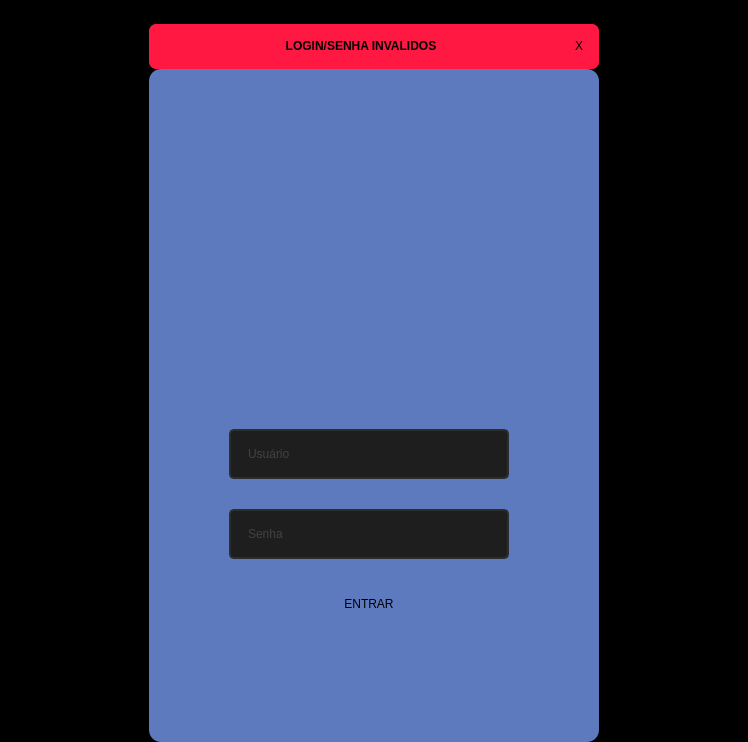
Above: login_tela.ui from PatrickAlmeidaa/managerHUB before the change. Below: the same form after it.
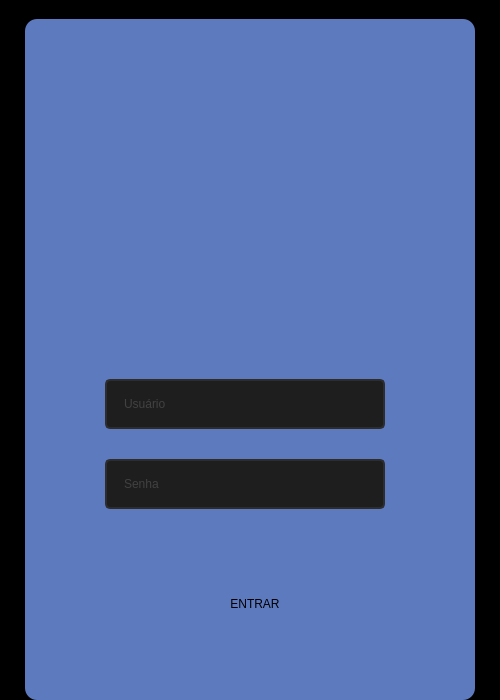
That is the form after the change. Icons and pictures are not drawn.

Commit message: atualizacoes tela login, e marcar horario

```diff
--- a/login_tela.ui
+++ b/login_tela.ui
@@ -6,8 +6,8 @@
    <rect>
     <x>0</x>
     <y>0</y>
-    <width>748</width>
-    <height>742</height>
+    <width>500</width>
+    <height>700</height>
    </rect>
   </property>
   <property name="minimumSize">
@@ -39,96 +39,6 @@
     <property name="bottomMargin">
      <number>0</number>
     </property>
-    <item>
-     <widget class="QFrame" name="mensagens_erro">
-      <property name="maximumSize">
-       <size>
-        <width>16777215</width>
-        <height>50</height>
-       </size>
-      </property>
-      <property name="frameShape">
-       <enum>QFrame::NoFrame</enum>
-      </property>
-      <property name="frameShadow">
-       <enum>QFrame::Raised</enum>
-      </property>
-      <layout class="QHBoxLayout" name="horizontalLayout_2">
-       <property name="spacing">
-        <number>0</number>
-       </property>
-       <property name="leftMargin">
-        <number>0</number>
-       </property>
-       <property name="topMargin">
-        <number>5</number>
-       </property>
-       <property name="rightMargin">
-        <number>0</number>
-       </property>
-       <property name="bottomMargin">
-        <number>0</number>
-       </property>
-       <item>
-        <widget class="QFrame" name="erro_login">
-         <property name="maximumSize">
-          <size>
-           <width>450</width>
-           <height>16777215</height>
-          </size>
-         </property>
-         <property name="styleSheet">
-          <string notr="true">background-color: rgb(255, 24, 66);
-border-radius: 7px;</string>
-         </property>
-         <property name="frameShape">
-          <enum>QFrame::NoFrame</enum>
-         </property>
-         <property name="frameShadow">
-          <enum>QFrame::Raised</enum>
-         </property>
-         <layout class="QHBoxLayout" name="horizontalLayout_3">
-          <property name="leftMargin">
-           <number>10</number>
-          </property>
-          <property name="topMargin">
-           <number>3</number>
-          </property>
-          <property name="rightMargin">
-           <number>10</number>
-          </property>
-          <property name="bottomMargin">
-           <number>3</number>
-          </property>
-          <item>
-           <widget class="QLabel" name="label_erro">
-            <property name="text">
-             <string>&lt;html&gt;&lt;head/&gt;&lt;body&gt;&lt;p align=&quot;center&quot;&gt;&lt;span style=&quot; font-weight:700;&quot;&gt;LOGIN/SENHA  INVALIDOS&lt;/span&gt;&lt;/p&gt;&lt;/body&gt;&lt;/html&gt;</string>
-            </property>
-            <property name="alignment">
-             <set>Qt::AlignCenter</set>
-            </property>
-           </widget>
-          </item>
-          <item>
-           <widget class="QPushButton" name="pushButton_fechar_erro">
-            <property name="maximumSize">
-             <size>
-              <width>20</width>
-              <height>20</height>
-             </size>
-            </property>
-            <property name="text">
-             <string>X</string>
-            </property>
-           </widget>
-          </item>
-         </layout>
-        </widget>
-       </item>
-      </layout>
-     </widget>
-    </item>
     <item>
      <widget class="QFrame" name="conteudo_login">
       <property name="frameShape">
@@ -269,8 +179,8 @@
          <widget class="QPushButton" name="pushButton_entrar">
           <property name="geometry">
            <rect>
-            <x>80</x>
-            <y>510</y>
+            <x>90</x>
+            <y>560</y>
             <width>280</width>
             <height>50</height>
            </rect>
@@ -308,7 +218,7 @@
     <rect>
      <x>0</x>
      <y>0</y>
-     <width>748</width>
+     <width>500</width>
      <height>21</height>
     </rect>
    </property>
```
The commit also changes 8 other files.
